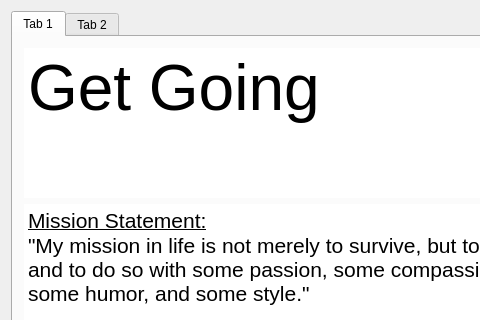
Aesylwinn/software-engineering, file src/web-app/interestdata.ui: the form before one commit; both pictures show x 0 to 480 and y 0 to 320 of the 1309 by 696 pixel window.
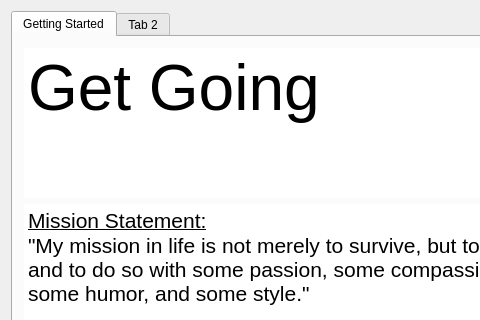
The form after the commit. Icons and pictures are not drawn.

The edit to the form file:
```diff
--- a/src/web-app/interestdata.ui
+++ b/src/web-app/interestdata.ui
@@ -21,7 +21,7 @@
      </property>
      <widget class="QWidget" name="tab">
       <attribute name="title">
-       <string>Tab 1</string>
+       <string>Getting Started</string>
       </attribute>
       <layout class="QHBoxLayout" name="horizontalLayout">
        <item>
```
Left out of the diff: 10 changed lines with no effect on the pictures.
